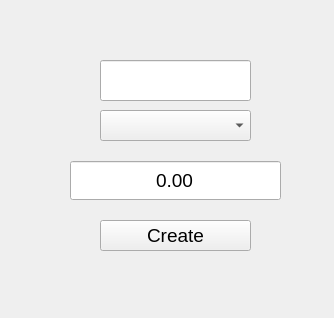
yasha1212/CourseProject-3sem, file newwalletwindow.ui: the form before one commit.
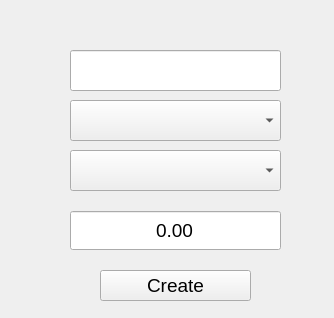
The form after the commit.

Diff of the .ui file:
```diff
--- a/newwalletwindow.ui
+++ b/newwalletwindow.ui
@@ -16,10 +16,10 @@
   <widget class="QComboBox" name="cbCurrency">
    <property name="geometry">
     <rect>
-     <x>100</x>
-     <y>110</y>
-     <width>151</width>
-     <height>31</height>
+     <x>70</x>
+     <y>100</y>
+     <width>211</width>
+     <height>41</height>
     </rect>
    </property>
    <property name="font">
@@ -32,9 +32,9 @@
   <widget class="QLineEdit" name="eName">
    <property name="geometry">
     <rect>
-     <x>100</x>
-     <y>60</y>
-     <width>151</width>
+     <x>70</x>
+     <y>50</y>
+     <width>211</width>
      <height>41</height>
     </rect>
    </property>
@@ -55,7 +55,7 @@
    <property name="geometry">
     <rect>
      <x>100</x>
-     <y>220</y>
+     <y>270</y>
      <width>151</width>
      <height>31</height>
     </rect>
@@ -74,7 +74,7 @@
    <property name="geometry">
     <rect>
      <x>70</x>
-     <y>160</y>
+     <y>210</y>
      <width>211</width>
      <height>41</height>
     </rect>
@@ -110,6 +110,22 @@
     <double>999999999.000000000000000</double>
    </property>
   </widget>
+  <widget class="QComboBox" name="cbInclusion">
+   <property name="geometry">
+    <rect>
+     <x>70</x>
+     <y>150</y>
+     <width>211</width>
+     <height>41</height>
+    </rect>
+   </property>
+   <property name="font">
+    <font>
+     <family>Leelawadee UI</family>
+     <pointsize>11</pointsize>
+    </font>
+   </property>
+  </widget>
  </widget>
  <resources/>
  <connections/>
```
